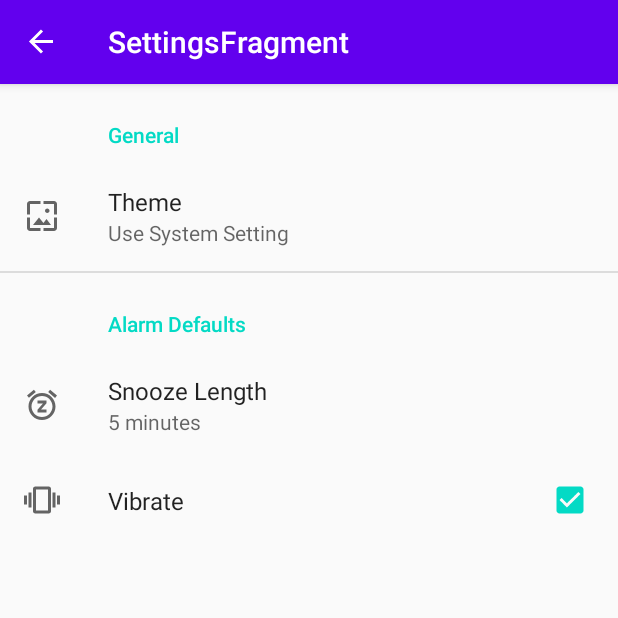
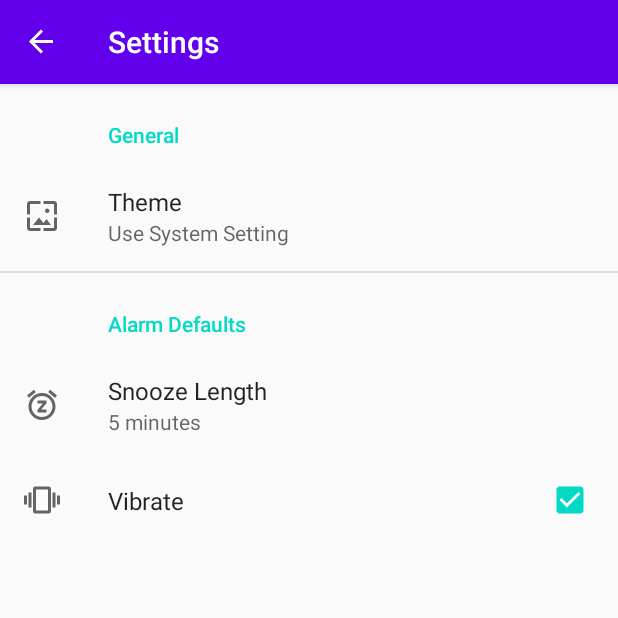
Before and after one commit to NiklasBednarczyk/AlarmClock, an Android app: the SettingsFragment screen opened through its navigation route, on a phone screen of 412 x 824 dp, the top half of it. Run offline under Robolectric (Android 15) with nearby library versions, the phone set to English and light mode, and no system bars; our stand-ins replace Room's generated code, androidx.preference, data binding, navigation-ui.

Commit message:
43: Change App & Fragment Names

```diff
--- a/app/src/main/AndroidManifest.xml
+++ b/app/src/main/AndroidManifest.xml
@@ -19,7 +19,9 @@
             android:name=".receivers.AlarmReceiver"
             android:process=":remote" />
 
-        <activity android:name=".activities.AlarmWakeUpActivity" />
+        <activity
+            android:name=".activities.AlarmWakeUpActivity"
+            android:theme="@style/AppTheme.NoActionBar" />
         <activity android:name=".activities.MainActivity">
             <intent-filter>
                 <action android:name="android.intent.action.MAIN" />
--- a/app/src/main/java/de/niklasbednarczyk/alarmclock/ui/alarm/alarmlist/AlarmListFragment.kt
+++ b/app/src/main/java/de/niklasbednarczyk/alarmclock/ui/alarm/alarmlist/AlarmListFragment.kt
@@ -9,6 +9,7 @@ import androidx.lifecycle.ViewModelProvider
 import androidx.navigation.fragment.findNavController
 import androidx.recyclerview.widget.DividerItemDecoration
 import androidx.recyclerview.widget.LinearLayoutManager
+import com.google.android.material.snackbar.Snackbar
 import de.niklasbednarczyk.alarmclock.R
 import de.niklasbednarczyk.alarmclock.database.AlarmClockDatabase
 import de.niklasbednarczyk.alarmclock.databinding.FragmentAlarmListBinding
@@ -16,7 +17,6 @@ import de.niklasbednarczyk.alarmclock.enums.AlarmType
 import de.niklasbednarczyk.alarmclock.utils.cancelAlarm
 import de.niklasbednarczyk.alarmclock.utils.setNormalAlarm
 import de.niklasbednarczyk.alarmclock.utils.setPreviewAlarm
-import com.google.android.material.snackbar.Snackbar
 
 class AlarmListFragment : Fragment() {
 
--- a/app/src/main/res/navigation/navigation_main.xml
+++ b/app/src/main/res/navigation/navigation_main.xml
@@ -8,7 +8,7 @@
 
     <fragment
         android:id="@+id/alarmListFragment"
-        android:label="AlarmListFragment"
+        android:label="@string/app_name"
         android:name="de.niklasbednarczyk.alarmclock.ui.alarm.alarmlist.AlarmListFragment"
         tools:layout="@layout/fragment_alarm_list">
         <action
@@ -24,7 +24,7 @@
     </fragment>
     <fragment
         android:id="@+id/alarmEditorFragment"
-        android:label="AlarmEditorFragment"
+        android:label="@string/set_alarm"
         android:name="de.niklasbednarczyk.alarmclock.ui.alarm.alarmeditor.AlarmEditorFragment"
         tools:layout="@layout/fragment_alarm_editor">
         <argument
@@ -38,6 +38,6 @@
     </fragment>
     <fragment
         android:id="@+id/settingsFragment"
-        android:label="SettingsFragment"
+        android:label="@string/settings"
         android:name="de.niklasbednarczyk.alarmclock.ui.settings.SettingsFragment" />
 </navigation>
--- a/app/src/main/res/values/strings.xml
+++ b/app/src/main/res/values/strings.xml
@@ -1,5 +1,5 @@
 <resources>
-    <string name="app_name">AlarmClock</string>
+    <string name="app_name">Alarm Clock</string>
     <string name="time_hours_minutes_format">%02d:%02d</string>
     <string name="alarm_name">Alarm Name</string>
     <string name="confirm">Confirm</string>
@@ -31,4 +31,5 @@
     <string name="preference_category_title_general">General</string>
     <string name="preference_category_title_alarm_default">Alarm Defaults</string>
     <string name="preference_title_snooze_length">Snooze Length</string>
+    <string name="set_alarm">Set Alarm</string>
 </resources>
--- a/app/src/main/res/values/styles.xml
+++ b/app/src/main/res/values/styles.xml
@@ -6,4 +6,9 @@
         <item name="colorAccent">@color/colorAccent</item>
     </style>
 
+    <style name="AppTheme.NoActionBar">
+        <item name="windowActionBar">false</item>
+        <item name="windowNoTitle">true</item>
+    </style>
+
 </resources>
```
